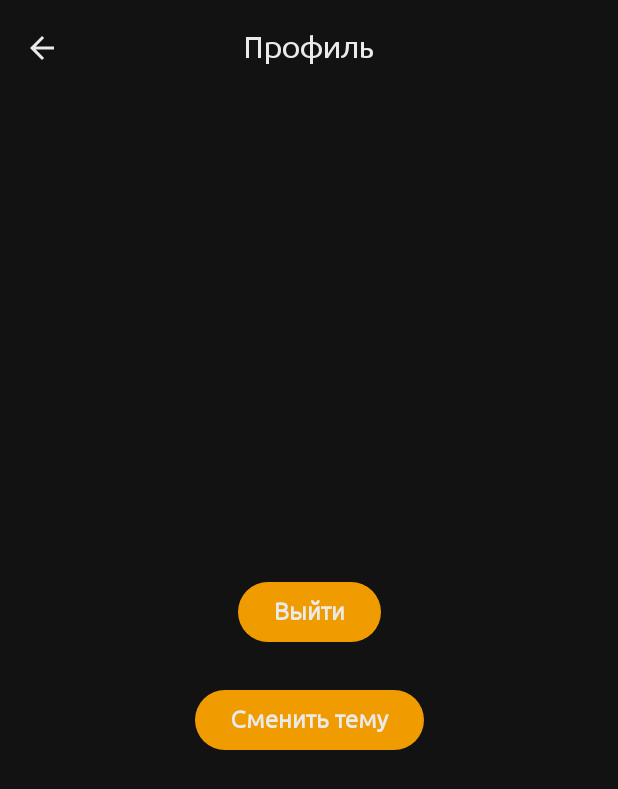
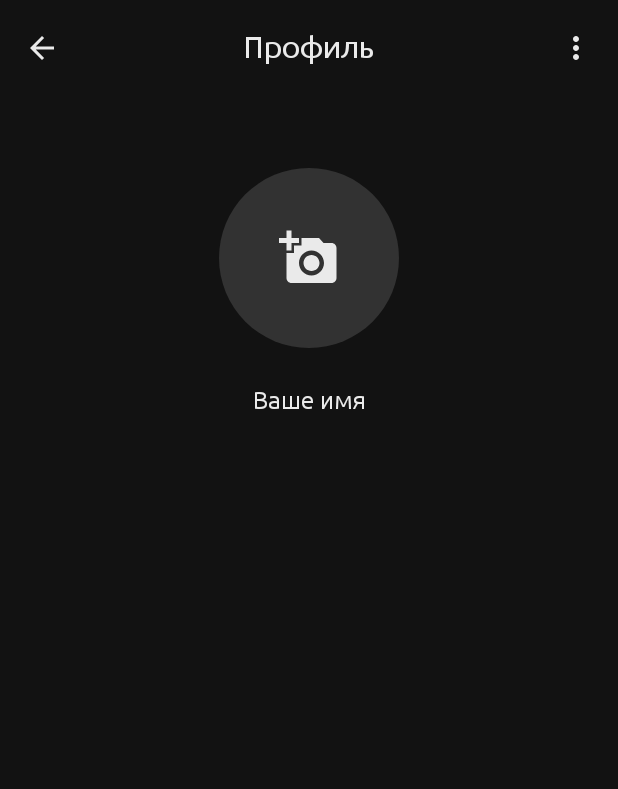
Before and after one commit to melquiades2077/Shabasher, an Android app built with Jetpack Compose: the ProfilePage screen opened through its navigation route, on a phone screen of 412 x 824 dp. Shown: the top 789 px of the screen. Run offline under Robolectric (Android 15) with nearby library versions, the phone set to English and light mode, and no system bars.

Commit message:
Remake profile page

```diff
--- a/app/src/main/java/com/example/shabasher/Screens/ProfilePage.kt
+++ b/app/src/main/java/com/example/shabasher/Screens/ProfilePage.kt
@@ -1,14 +1,21 @@
 package com.example.shabasher.Screens
 
+import androidx.compose.foundation.background
 import androidx.compose.foundation.layout.Arrangement
 import androidx.compose.foundation.layout.Box
 import androidx.compose.foundation.layout.Column
 import androidx.compose.foundation.layout.fillMaxSize
 import androidx.compose.foundation.layout.padding
+import androidx.compose.foundation.layout.size
+import androidx.compose.foundation.shape.CircleShape
 import androidx.compose.material.icons.Icons
+import androidx.compose.material.icons.filled.AddAPhoto
 import androidx.compose.material.icons.filled.ArrowBack
+import androidx.compose.material.icons.filled.MoreVert
 import androidx.compose.material3.Button
 import androidx.compose.material3.CenterAlignedTopAppBar
+import androidx.compose.material3.DropdownMenu
+import androidx.compose.material3.DropdownMenuItem
 import androidx.compose.material3.ExperimentalMaterial3Api
 import androidx.compose.material3.Icon
 import androidx.compose.material3.IconButton
@@ -23,11 +30,14 @@ import androidx.compose.runtime.remember
 import androidx.compose.runtime.setValue
 import androidx.compose.ui.Alignment
 import androidx.compose.ui.Modifier
+import androidx.compose.ui.text.input.KeyboardType
+import androidx.compose.ui.text.style.TextAlign
 import androidx.compose.ui.unit.dp
 import androidx.navigation.NavController
 import com.example.shabasher.Model.Routes
 import com.example.shabasher.Model.SafeNavigation
 import com.example.shabasher.ViewModels.ThemeViewModel
+import com.example.shabasher.components.InputField
 import kotlinx.coroutines.CoroutineScope
 import kotlinx.coroutines.Dispatchers
 import kotlinx.coroutines.delay
@@ -54,6 +64,44 @@ fun ProfilePage(
                         Icon(Icons.Default.ArrowBack, contentDescription = "Назад")
                     }
                 },
+                actions = {
+                    var expanded by remember { mutableStateOf(false) }
+
+                    Box {
+                        IconButton(
+                            onClick = { expanded = true }
+                        ) {
+                            Icon(
+                                Icons.Default.MoreVert,
+                                contentDescription = "Ещё"
+                            )
+                        }
+
+                        DropdownMenu(
+                            expanded = expanded,
+                            onDismissRequest = { expanded = false },
+                            modifier = Modifier.background(MaterialTheme.colorScheme.surface)
+                        ) {
+                            DropdownMenuItem(
+                                text = { Text("Сменить тему", style = MaterialTheme.typography.bodyMedium) },
+                                onClick = {
+                                    expanded = false
+                                    themeViewModel.toggleTheme()
+
+                                }
+                            )
+                            DropdownMenuItem(
+                                text = { Text("Выйти", style = MaterialTheme.typography.bodyMedium) },
+                                onClick = {
+                                    expanded = false
+                                    navController.navigate(Routes.WELCOME) {
+                                        popUpTo(0) { inclusive = true }
+                                    }
+                                }
+                            )
+                        }
+                    }
+                },
                 colors = TopAppBarDefaults.centerAlignedTopAppBarColors(
                     containerColor = MaterialTheme.colorScheme.background,
                     titleContentColor = MaterialTheme.colorScheme.onBackground,
@@ -68,26 +116,34 @@ fun ProfilePage(
                 .fillMaxSize().padding(innerPadding)
         ) {
             Column(
-                modifier = Modifier.align(Alignment.Center),
-                verticalArrangement = Arrangement.spacedBy(24.dp),
-                horizontalAlignment = Alignment.CenterHorizontally
+                modifier = Modifier
+                    .align(Alignment.TopCenter)
+                    .padding(top = 48.dp)
             ) {
-                Button(
-                    onClick = {
-                        navController.navigate(Routes.WELCOME) {
-                            popUpTo(0) { inclusive = true }
-                        }
+                Column(
+                    horizontalAlignment = Alignment.CenterHorizontally,
+                    verticalArrangement = Arrangement.spacedBy(24.dp)
+                ) {
+                    Box(
+                        modifier = Modifier
+                            .size(120.dp)
+                            .background(
+                                color = MaterialTheme.colorScheme.surfaceVariant,
+                                shape = CircleShape
+                            ),
+                        contentAlignment = Alignment.Center
+                    ) {
+                        // Иконка загрузки
+                        Icon(
+                            Icons.Default.AddAPhoto,
+                            contentDescription = "Add photo",
+                            tint = MaterialTheme.colorScheme.onSurfaceVariant,
+                            modifier = Modifier.size(40.dp)
+                        )
                     }
-                ) {
-                    Text(text = "Выйти")
+                    Text(text = "Ваше имя")
                 }
-
-                Button(
-                    onClick = { themeViewModel.toggleTheme() }
-                ) {
-                    Text(text = "Сменить тему")
                 }
             }
-        }
     }
 }
--- a/gradle/libs.versions.toml
+++ b/gradle/libs.versions.toml
@@ -1,5 +1,5 @@
 [versions]
-agp = "8.13.0"
+agp = "8.13.1"
 kotlin = "2.0.21"
 coreKtx = "1.17.0"
 junit = "4.13.2"
```
Also changed, not shown: app/src/main/ic_launcher-playstore.png, app/src/main/res/mipmap-hdpi/ic_launcher.webp, app/src/main/res/mipmap-hdpi/ic_launcher_foreground.webp, app/src/main/res/mipmap-hdpi/ic_launcher_round.webp, app/src/main/res/mipmap-mdpi/ic_launcher.webp, app/src/main/res/mipmap-mdpi/ic_launcher_foreground.webp, app/src/main/res/mipmap-mdpi/ic_launcher_round.webp, app/src/main/res/mipmap-xhdpi/ic_launcher.webp, app/src/main/res/mipmap-xhdpi/ic_launcher_foreground.webp, app/src/main/res/mipmap-xhdpi/ic_launcher_round.webp, app/src/main/res/mipmap-xxhdpi/ic_launcher.webp, app/src/main/res/mipmap-xxhdpi/ic_launcher_foreground.webp, app/src/main/res/mipmap-xxhdpi/ic_launcher_round.webp, app/src/main/res/mipmap-xxxhdpi/ic_launcher.webp, 2 more files.
